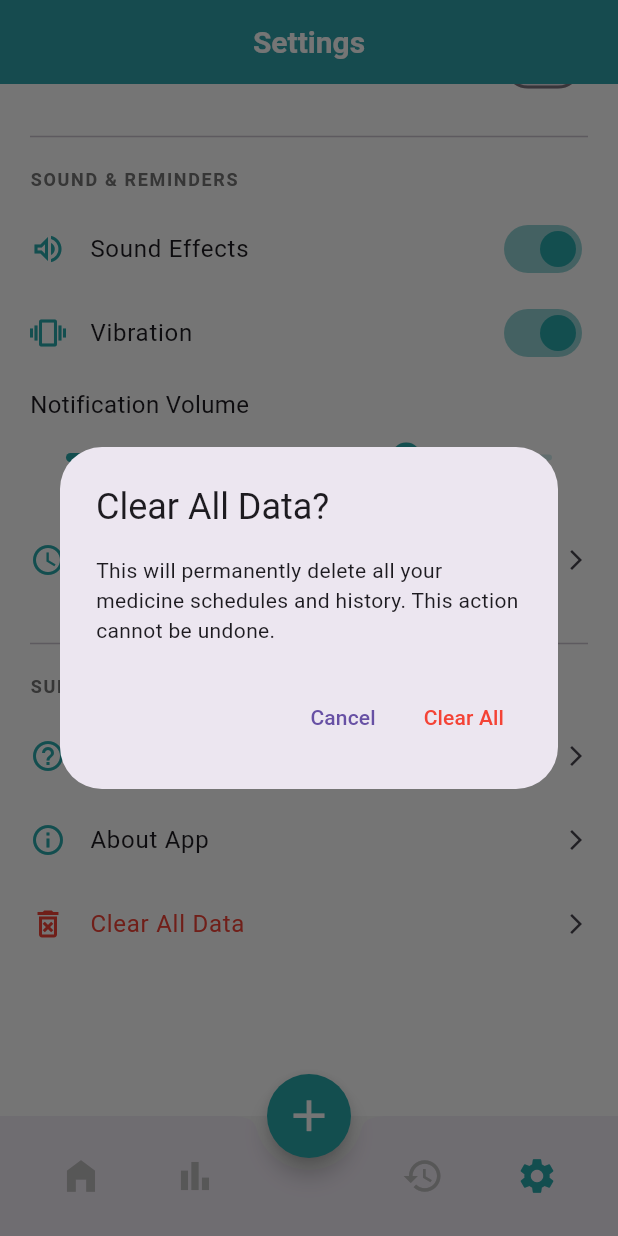
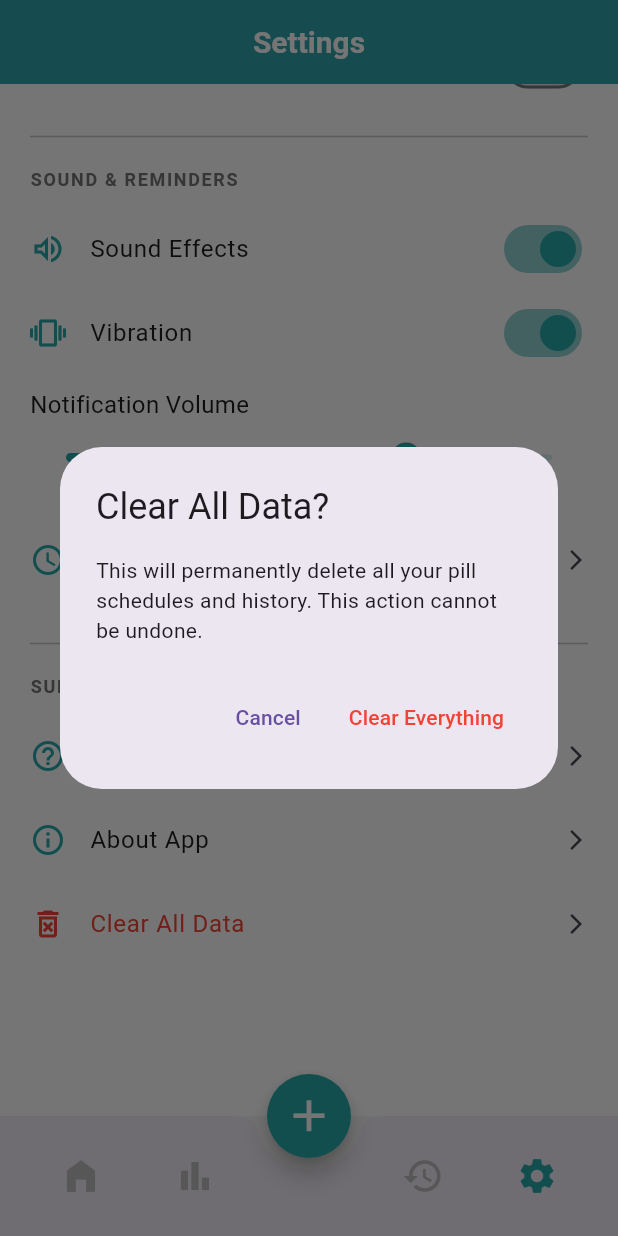
Before and after one commit to obviouslynotdim/MedicTrack, a Flutter app: the screen it shows after launch, item 4 of the bottom bar chosen, scrolled down 134 dp, after a tap on "Clear All Data", on a phone screen of 412 x 824 dp. Run offline on Flutter 3.47's test engine with Material 3 defaults, Android fonts, the phone set to English and light mode, and no system bars; our stand-ins replace flutter_local_notifications, shared_preferences, sqflite, timezone; accounts and stored records are empty.

Commit message:
another fix

```diff
--- a/lib/ui/screens/settings/setting_screen.dart
+++ b/lib/ui/screens/settings/setting_screen.dart
@@ -77,22 +77,20 @@ class _SettingsScreenState extends State<SettingsScreen> {
   void _showDeleteConfirmation() {
   showDialog(
     context: context,
-      builder: (ctx) => AlertDialog(
+    builder: (context) => AlertDialog(
       title: const Text("Clear All Data?"),
-        content: const Text(
-          "This will permanently delete all your medicine schedules and history. This action cannot be undone."
-        ),
+      content: const Text("This will permanently delete all your pill schedules and history. This action cannot be undone."),
       actions: [
         TextButton(
-            onPressed: () => Navigator.pop(ctx),
+          onPressed: () => Navigator.pop(context),
           child: const Text("Cancel"),
         ),
         TextButton(
           onPressed: () {
-              widget.onClearData();
-              Navigator.pop(ctx);
+            widget.onClearData(); // This calls _handleClearAllData in MainScreen
+            Navigator.pop(context); // Close the dialog
           },
-            child: const Text("Clear All", style: TextStyle(color: Colors.red)),
+          child: const Text("Clear Everything", style: TextStyle(color: Colors.red)),
         ),
       ],
     ),
--- a/lib/ui/theme/app_theme.dart
+++ b/lib/ui/theme/app_theme.dart
@@ -11,6 +11,7 @@ class AppTheme {
       titleTextStyle: TextStyle(
         fontSize: 20,
         fontWeight: FontWeight.w600,
+        color: Colors.white
       ),
     ),
   );
```
Also changed, not shown: lib/ui/screens/main_screen.dart (+37 -11 lines). Lines whose indentation alone changed are shown as unchanged.
